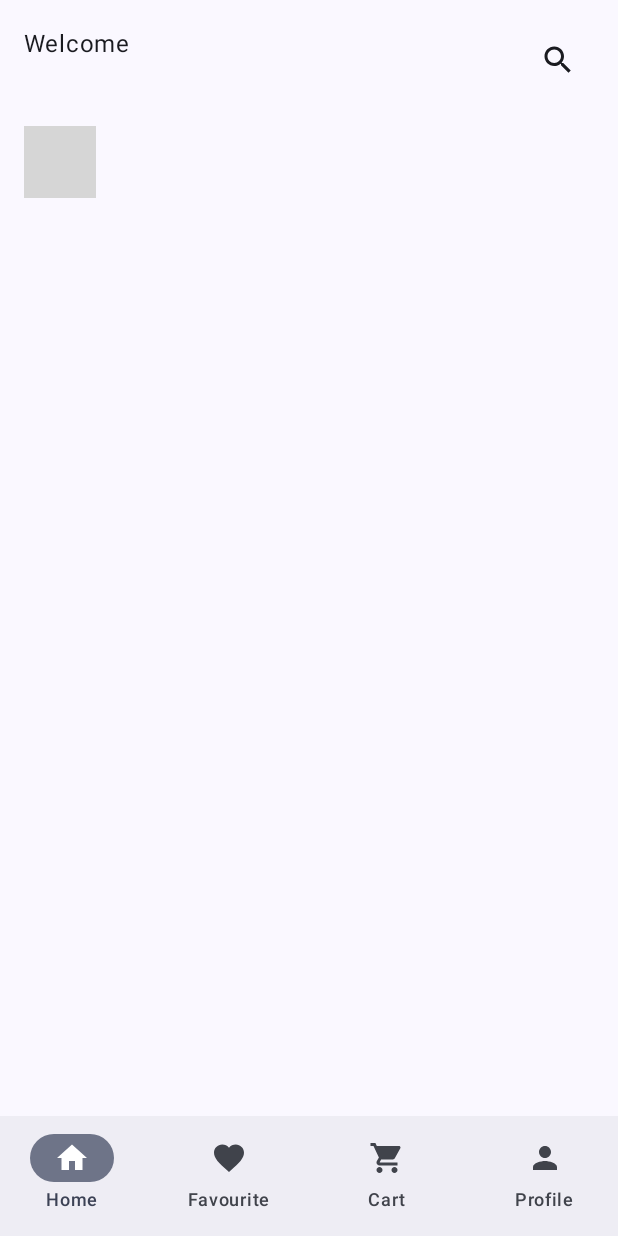
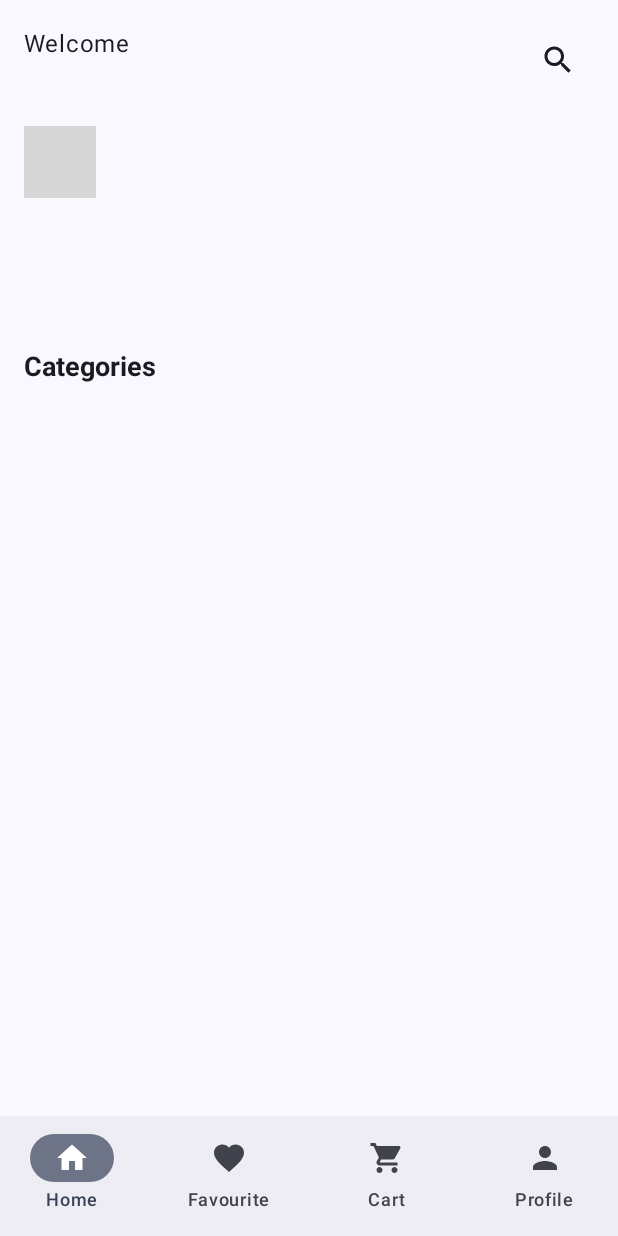
Before and after one commit to phayzeee/EcommerceApp_JetpackCompose, an Android app built with Jetpack Compose: the HomeScreen screen opened through its navigation route, on a phone screen of 412 x 824 dp. Run offline under Robolectric (Android 15) with nearby library versions, the phone set to English and light mode, and no system bars; our stand-ins replace Firebase (no records; nobody signed in at launch, a user with empty details on screens opened directly); libraries missing offline, so code that uses them is left out: com.tbuonomo.viewpagerdotsindicator; 3 statements that could not run were skipped; grey boxes are pictures that could not be loaded.

Commit message:
Categories added on HomePage

```diff
--- a/app/src/main/java/com/example/ecomapp/AppNavigation.kt
+++ b/app/src/main/java/com/example/ecomapp/AppNavigation.kt
@@ -2,9 +2,11 @@ package com.example.ecomapp
 
 import androidx.compose.runtime.Composable
 import androidx.compose.ui.Modifier
+import androidx.navigation.NavController
 import androidx.navigation.compose.NavHost
 import androidx.navigation.compose.composable
 import androidx.navigation.compose.rememberNavController
+import com.example.ecomapp.pages.CategoriesProductPage
 import com.example.ecomapp.screens.AuthScreen
 import com.example.ecomapp.screens.HomeScreen
 import com.example.ecomapp.screens.LoginScreen
@@ -16,8 +18,9 @@ import com.google.firebase.auth.auth
 fun AppNavigation(modifier: Modifier = Modifier) {
 
     val navController = rememberNavController()
+    GlobalNavigation.navController = navController
 
-    val isLoggedIn = Firebase.auth.currentUser!=null
+    val isLoggedIn = Firebase.auth.currentUser != null
     val firstPage = if (isLoggedIn) "home" else "auth"
 
     NavHost(navController = navController, startDestination = firstPage) {
@@ -37,5 +40,15 @@ fun AppNavigation(modifier: Modifier = Modifier) {
         composable("home") {
             HomeScreen(modifier, navController)
         }
+
+        composable("category-product/{categoryId}") {
+            val categoryId = it.arguments?.getString("categoryId")
+            CategoriesProductPage(modifier, categoryId!!)
+
+        }
     }
 }
+
+object GlobalNavigation {
+    lateinit var navController: NavController
+}
--- /dev/null
+++ b/app/src/main/java/com/example/ecomapp/components/CategoriesView.kt
@@ -0,0 +1,93 @@
+package com.example.ecomapp.components
+
+import androidx.compose.foundation.clickable
+import androidx.compose.foundation.layout.Arrangement
+import androidx.compose.foundation.layout.Column
+import androidx.compose.foundation.layout.Spacer
+import androidx.compose.foundation.layout.fillMaxHeight
+import androidx.compose.foundation.layout.fillMaxSize
+import androidx.compose.foundation.layout.fillMaxWidth
+import androidx.compose.foundation.layout.height
+import androidx.compose.foundation.layout.padding
+import androidx.compose.foundation.layout.size
+import androidx.compose.foundation.lazy.LazyRow
+import androidx.compose.foundation.lazy.items
+import androidx.compose.foundation.shape.RoundedCornerShape
+import androidx.compose.material3.Card
+import androidx.compose.material3.CardDefaults
+import androidx.compose.material3.CardElevation
+import androidx.compose.material3.MaterialTheme
+import androidx.compose.material3.Text
+import androidx.compose.runtime.Composable
+import androidx.compose.runtime.LaunchedEffect
+import androidx.compose.runtime.mutableStateOf
+import androidx.compose.runtime.remember
+import androidx.compose.ui.Alignment
+import androidx.compose.ui.Modifier
+import androidx.compose.ui.text.style.TextAlign
+import androidx.compose.ui.unit.dp
+import coil.compose.AsyncImage
+import com.example.ecomapp.GlobalNavigation
+import com.example.ecomapp.model.CategoriesModel
+import com.google.firebase.Firebase
+import com.google.firebase.firestore.firestore
+
+
+@Composable
+fun CategoriesView(modifier: Modifier = Modifier) {
+
+    val categoriesList = remember {
+        mutableStateOf<List<CategoriesModel>>(emptyList())
+    }
+
+    LaunchedEffect(Unit) {
+        Firebase.firestore.collection("data").document("stock")
+            .collection("categories")
+            .get().addOnCompleteListener() {
+                if (it.isSuccessful) {
+                    categoriesList.value = it.result.documents.mapNotNull { doc ->
+                        doc.toObject(CategoriesModel::class.java)
+                    }
+                }
+            }
+    }
+
+    LazyRow(
+        horizontalArrangement = Arrangement.spacedBy(20.dp)
+    ) {
+        items(categoriesList.value) { item ->
+            CategoryItem(item)
+        }
+    }
+}
+
+@Composable
+fun CategoryItem(category: CategoriesModel) {
+
+    Card(
+        modifier = Modifier
+            .size(100.dp)
+            .padding(horizontal = 2.dp)
+            .clickable {
+                GlobalNavigation.navController.navigate("category-product/" + category.id)
+            },
+        shape = RoundedCornerShape(12.dp),
+        elevation = CardDefaults.cardElevation(4.dp),
+        colors = CardDefaults.cardColors(containerColor = MaterialTheme.colorScheme.surface)
+    ) {
+        Column(
+            modifier = Modifier.fillMaxSize(),
+            horizontalAlignment = Alignment.CenterHorizontally,
+            verticalArrangement = Arrangement.Center
+        ) {
+            AsyncImage(
+                model = category.imgUrl,
+                contentDescription = category.name,
+                modifier = Modifier.size(50.dp)
+            )
+            Spacer(modifier = Modifier.height(8.dp))
+            Text(text = category.name, textAlign = TextAlign.Center)
+        }
+    }
+
+}
--- a/app/src/main/java/com/example/ecomapp/pages/HomePage.kt
+++ b/app/src/main/java/com/example/ecomapp/pages/HomePage.kt
@@ -8,8 +8,12 @@ import androidx.compose.foundation.layout.padding
 import androidx.compose.material3.Text
 import androidx.compose.runtime.Composable
 import androidx.compose.ui.Modifier
+import androidx.compose.ui.text.TextStyle
+import androidx.compose.ui.text.font.FontWeight
 import androidx.compose.ui.unit.dp
+import androidx.compose.ui.unit.sp
 import com.example.ecomapp.components.BannerView
+import com.example.ecomapp.components.CategoriesView
 import com.example.ecomapp.components.HeaderView
 
 @Composable
@@ -22,6 +26,13 @@ fun HomePage(modifier: Modifier = Modifier) {
     ){
         HeaderView(modifier)
         Spacer(modifier = Modifier.height(10.dp))
-        BannerView(modifier = Modifier.height(200.dp))
+        BannerView(modifier = Modifier.height(150.dp))
+        Spacer(modifier = Modifier.height(10.dp))
+        Text(text = "Categories", style = TextStyle(
+            fontSize = 18.sp,
+            fontWeight = FontWeight.Bold
+        ))
+        Spacer(modifier = Modifier.height(10.dp))
+        CategoriesView(modifier)
     }
 }
```
Also changed, not shown: app/src/main/java/com/example/ecomapp/model/CategoriesModel.kt (added, +7 -0 lines), app/src/main/java/com/example/ecomapp/pages/CategoriesProductPage.kt (added, +10 -0 lines).
